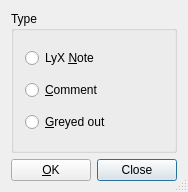
cburschka/lyx, file src/frontends/qt4/ui/QNoteUi.ui: the form before one commit.
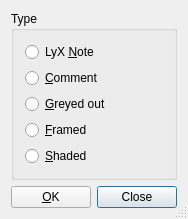
The form after the commit.

Commit message: Port of Martin Vermeer's QNote work: fix of framed and shaded note.

Diff of the .ui file:
```diff
--- a/src/frontends/qt4/ui/QNoteUi.ui
+++ b/src/frontends/qt4/ui/QNoteUi.ui
@@ -87,6 +87,26 @@
         </property>
        </widget>
       </item>
+      <item>
+       <widget class="QRadioButton" name="framedRB" >
+        <property name="toolTip" >
+         <string>Framed in box</string>
+        </property>
+        <property name="text" >
+         <string>&amp;Framed</string>
+        </property>
+       </widget>
+      </item>
+      <item>
+       <widget class="QRadioButton" name="shadedRB" >
+        <property name="toolTip" >
+         <string>Box with shaded background</string>
+        </property>
+        <property name="text" >
+         <string>&amp;Shaded</string>
+        </property>
+       </widget>
+      </item>
      </layout>
     </widget>
    </item>
```
The commit also changes 2 other files.
